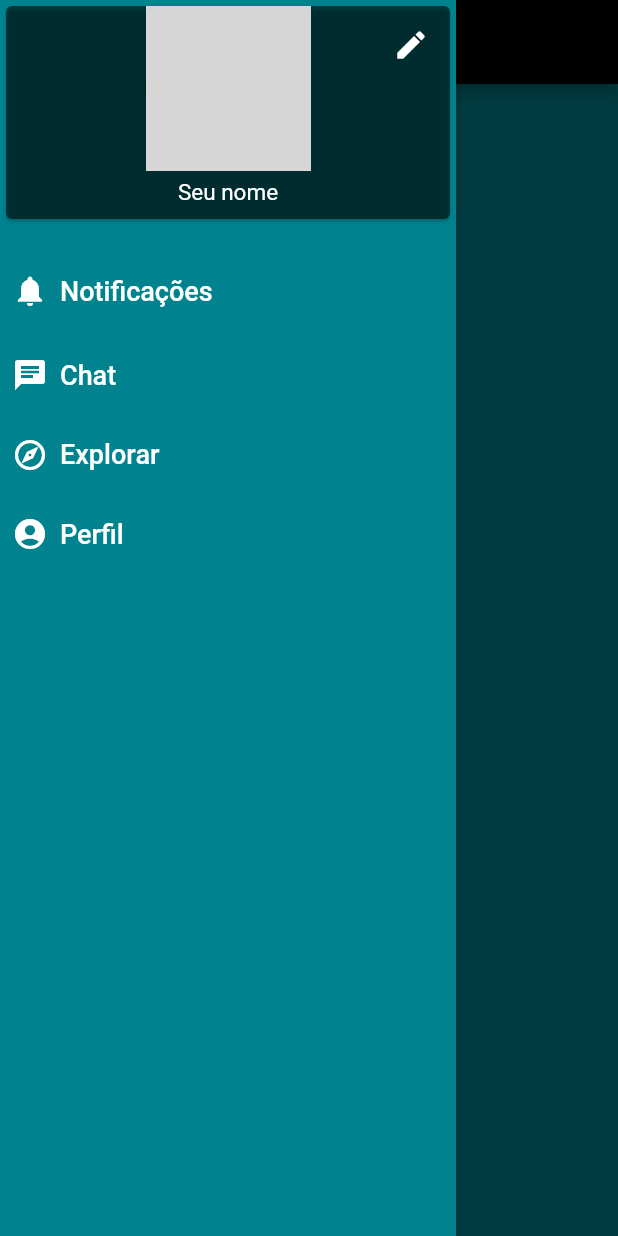
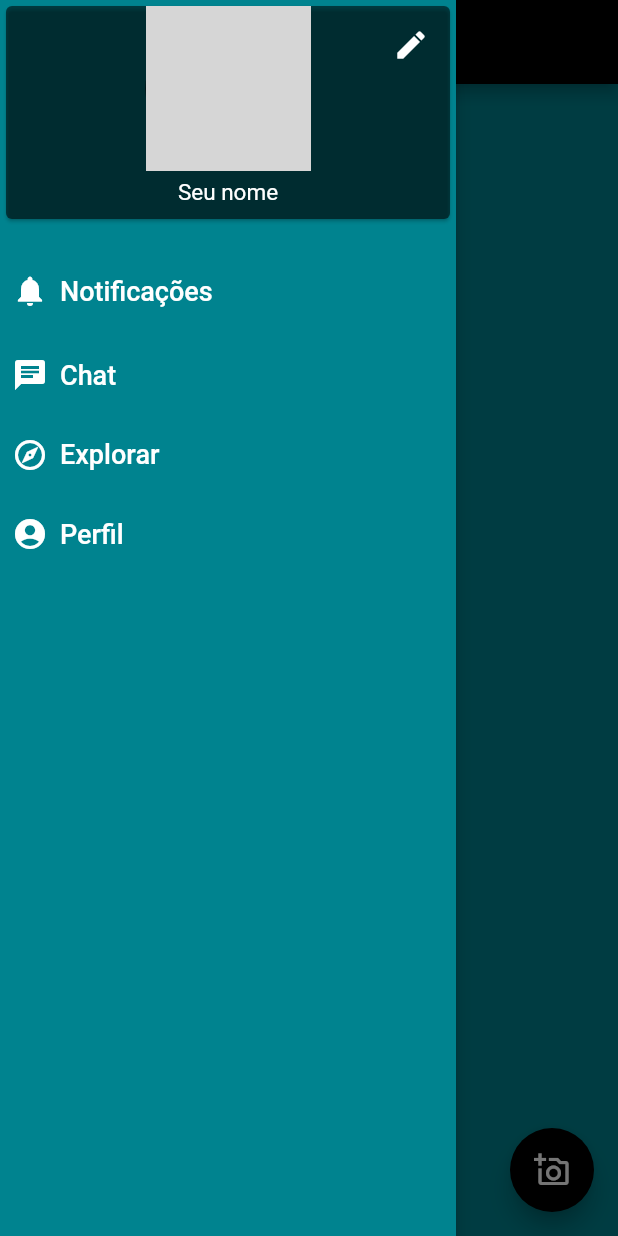
Before and after one commit to SFbarbara/findPet, a Flutter app: the screen it shows once a user with an empty profile is signed in, with the side drawer open, on a phone screen of 412 x 824 dp. Run offline on Flutter 3.47's test engine with Material 2 defaults, Android fonts, the phone set to English and light mode, and no system bars; our stand-ins replace cloud_firestore, firebase_auth, firebase_core, firebase_storage, google_fonts, image_picker; accounts and stored records are empty; network calls fail; grey boxes are pictures that could not be loaded.

Commit message:
botão atualizado na tela principal

```diff
--- a/lib/main_page.dart
+++ b/lib/main_page.dart
@@ -14,18 +14,11 @@ class MainPage extends StatelessWidget {
       appBar: AppBar(
         title: Text("Página inicial"),
       ),
-      body: Padding(
-        padding: const EdgeInsets.all(750.0),
-        child: IconButton(
-          onPressed: (){
-            Navigator.of(context).push(MaterialPageRoute(builder: (context) => InferirPage(),));
-          },
-          icon: const Icon(
-            Icons.add_a_photo_outlined,
-            color: Colors.white,
-            size: 40,
-          ),
-        ),
+      floatingActionButton: FloatingActionButton(
+        onPressed:(){
+          Navigator.of(context).push(MaterialPageRoute(builder: (context) => InferirPage()));
+        },
+        child: Icon(Icons.add_a_photo_outlined, color: Colors.white),
       ),
       drawer: Drawer(
         backgroundColor: Colors.cyan[800],
--- a/lib/usuario.repository.dart
+++ b/lib/usuario.repository.dart
@@ -30,4 +30,8 @@ class UsuarioRepository {
   logout() async {
     await FirebaseAuth.instance.signOut();
   }
+
+  recuperar(String email) async {
+    await FirebaseAuth.instance.sendPasswordResetEmail(email: email);
+  }
 }
```
Also changed, not shown: lib/login_widget.dart (+10 -5 lines), lib/usuario_recuperar_senha.dart (deleted, +0 -28 lines).
